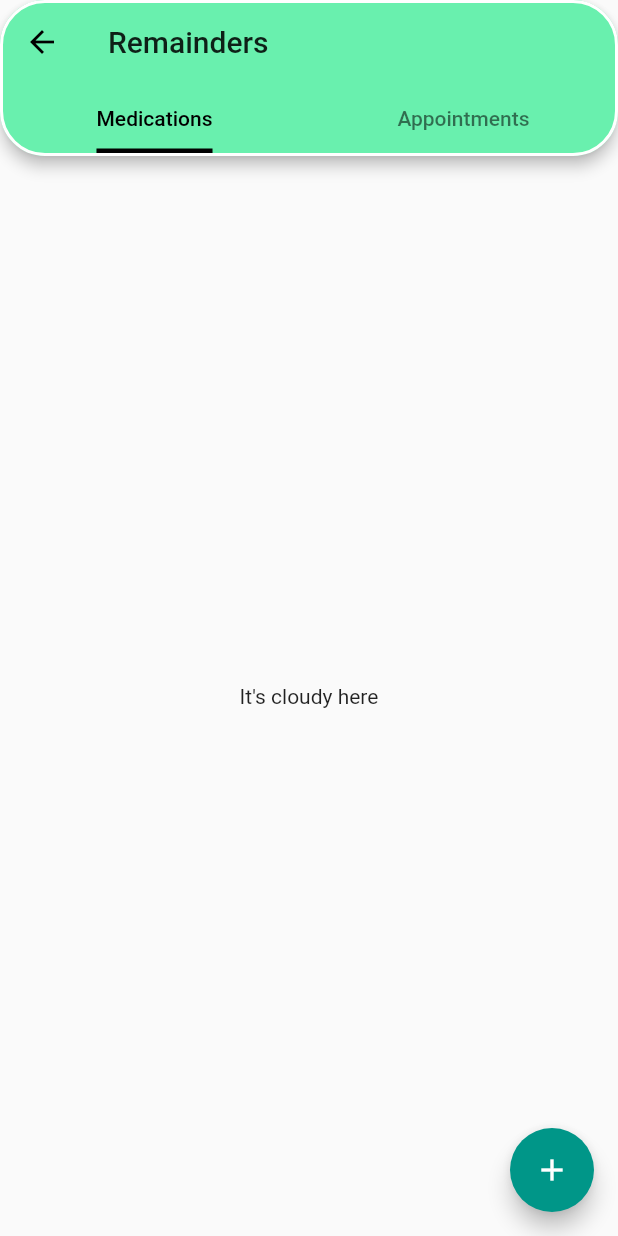
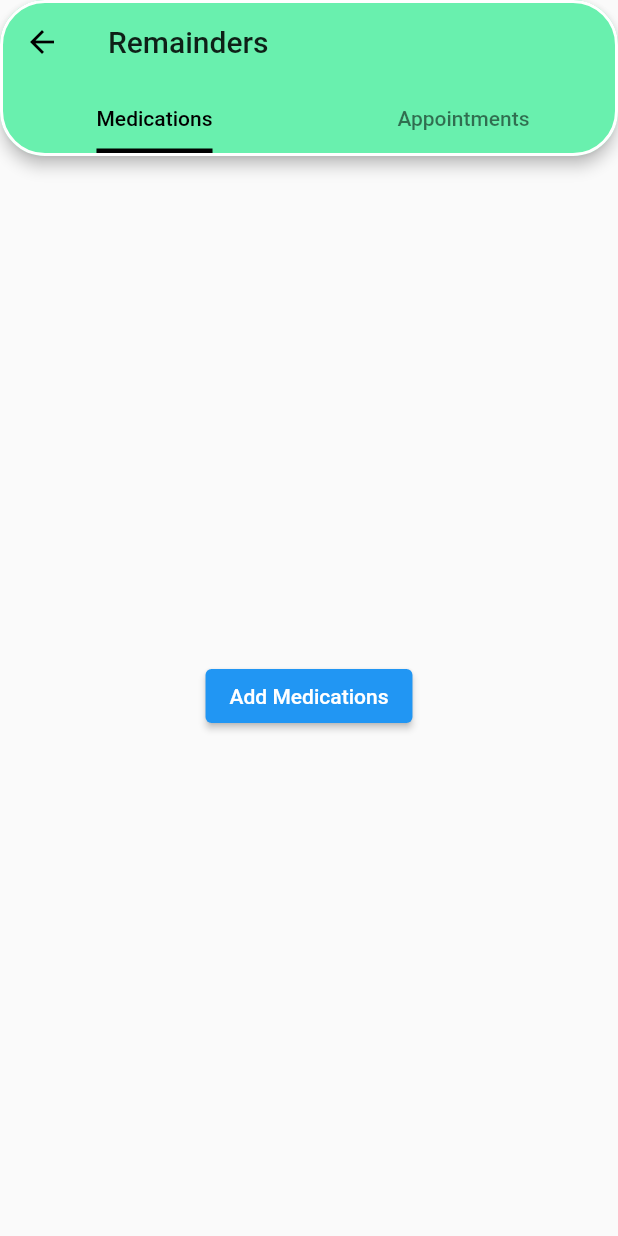
Before and after one commit to Kurama-tech/safety-ui, a Flutter app: the screen it shows after launch, after a tap on "Reminder", on a phone screen of 412 x 824 dp. Run offline on Flutter 3.47's test engine with Material 2 defaults, Android fonts, the phone set to English and light mode, and no system bars; our stand-ins replace flutter_speed_dial, sqflite; accounts and stored records are empty.

```diff
--- a/lib/main.dart
+++ b/lib/main.dart
@@ -25,6 +25,8 @@ void main() {
         ChangeNotifierProvider(create: (_) => Notes()),
         ChangeNotifierProvider(create: (_) => ContactsP()),
         ChangeNotifierProvider(create: (_) => Places()),
+        ChangeNotifierProvider(create: (_) => AppointmentsP()),
+        ChangeNotifierProvider(create: (_) => MedicationsP()),
       ],
       child: const MyApp(),
     ),
--- /dev/null
+++ b/lib/view/Medications.dart
@@ -0,0 +1,23 @@
+import 'package:flutter/material.dart';
+
+class Medication extends StatefulWidget {
+  Medication({Key key, this.title}) : super(key: key);
+
+  final String title;
+
+  _MedicationState createState() => _MedicationState();
+}
+
+class _MedicationState extends State<Medication>
+    with SingleTickerProviderStateMixin {
+  @override
+  Widget build(BuildContext context) {
+    // TODO: implement build
+    return SingleChildScrollView(
+      child: ListView(
+        shrinkWrap: true,
+        children: [],
+      ),
+    );
+  }
+}
--- a/lib/view/remindersView.dart
+++ b/lib/view/remindersView.dart
@@ -1,4 +1,6 @@
 import 'package:flutter/material.dart';
+import 'package:safety/view/Appointments.dart';
+import 'package:safety/view/Medications.dart';
 
 class Reminders extends StatefulWidget {
   const Reminders({key}) : super(key: key);
@@ -20,7 +22,7 @@ class _RemindersState extends State<Reminders> with TickerProviderStateMixin {
   Widget build(BuildContext context) {
     return Scaffold(
       appBar: AppBar(
-         title: Text("Remainders"),
+        title: Text("Remainders"),
         shape: RoundedRectangleBorder(
             borderRadius: BorderRadius.circular(30),
             side: BorderSide(width: 2, color: Colors.white)),
@@ -44,17 +46,38 @@ class _RemindersState extends State<Reminders> with TickerProviderStateMixin {
         controller: _tabController,
         children: [
           Center(
-            child: Text('It\'s cloudy here'),
+            child: Wrap(
+              alignment: WrapAlignment.end,
+              children: [
+                Medication(title: 'Medications'),
+                Align(
+                  alignment: Alignment.bottomCenter,
+                  child: ElevatedButton(
+                    onPressed: () {},
+                    child: Text('Add Medications'),
+                  ),
+                )
+              ],
+            ),
           ),
           Center(
-            child: Text('It\'s rainy here'),
+            child: Wrap(
+              alignment: WrapAlignment.end,
+              children: [
+                Appointments(
+                  title: 'Appointments',
+                ),
+                Align(
+                  alignment: Alignment.bottomCenter,
+                  child: ElevatedButton(
+                    onPressed: () {},
+                    child: Text('Add Appointments'),
+                  ),
+                )
+              ],
+            ),
           ),
         ],
-      ),
-      floatingActionButton: FloatingActionButton(
-        onPressed: () {},
-        child: const Icon(Icons.add),
-        backgroundColor: Colors.teal,
       ),
     );
   }
```
Also changed, not shown: lib/databaseHandler.dart (+7 -4 lines), lib/models/Models.dart (+23 -5 lines), lib/provider/Universal.dart (+35 -3 lines), lib/view/Appointments.dart (added, +23 -0 lines).
